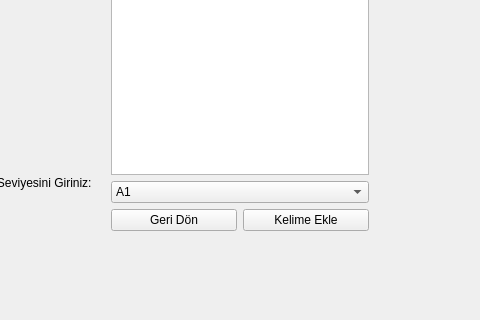
Above: giriş/kelimeEkle.ui from meteklc/kelime-ezberleme-sistemi before the change; both pictures show x 149 to 629 and y 187 to 507 of the 800 by 605 pixel window. Below: the same form after it.
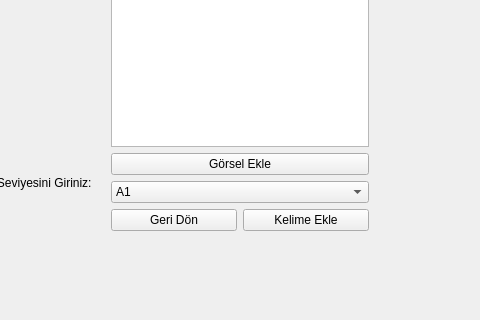
That is the form after the change.

Commit message:
Kelime Ekleme Modülü
Kelime ekleme modülü ekledim.
Seviye ve görsel ekleme dışında çalışıyor.

The edit to the form file:
```diff
--- a/giriş/kelimeEkle.ui
+++ b/giriş/kelimeEkle.ui
@@ -46,6 +46,13 @@
      <item>
       <widget class="QTextEdit" name="kelimeCumleTxt"/>
      </item>
+     <item>
+      <widget class="QPushButton" name="gorselBtn">
+       <property name="text">
+        <string>Görsel Ekle</string>
+       </property>
+      </widget>
+     </item>
      <item>
       <widget class="QComboBox" name="kelimeSeviyeBox">
        <property name="sizeIncrement">
```
The commit also changes 3 other files.
